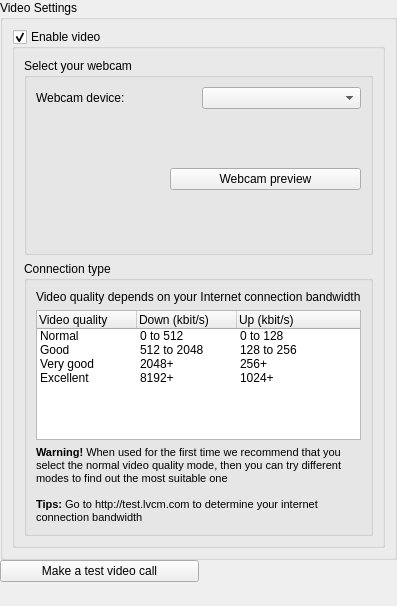
First picture: the form in wengophone/src/presentation/qt/config/VideoSettings.ui, repository tkrotoff/WengoPhone, before the edit.
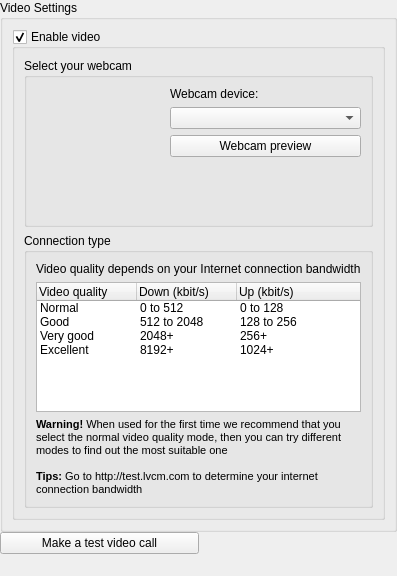
Second picture: the form after the edit.

Commit message: More work on configuration panels

What changed in the file:
```diff
--- a/wengophone/src/presentation/qt/config/VideoSettings.ui
+++ b/wengophone/src/presentation/qt/config/VideoSettings.ui
@@ -9,7 +9,7 @@
     <x>0</x>
     <y>0</y>
     <width>355</width>
-    <height>606</height>
+    <height>576</height>
    </rect>
   </property>
   <layout class="QGridLayout" >
@@ -61,15 +61,20 @@
             <property name="spacing" >
              <number>6</number>
             </property>
-            <item row="1" column="0" >
-             <layout class="QGridLayout" >
-              <property name="margin" >
-               <number>0</number>
+            <item row="3" column="1" >
+             <spacer>
+              <property name="orientation" >
+               <enum>Qt::Vertical</enum>
               </property>
-              <property name="spacing" >
-               <number>6</number>
+              <property name="sizeHint" >
+               <size>
+                <width>20</width>
+                <height>40</height>
+               </size>
               </property>
-              <item row="0" column="0" >
+             </spacer>
+            </item>
+            <item rowspan="4" row="0" column="0" >
                <widget class="QLabel" name="webcamPreviewLabel" >
                 <property name="minimumSize" >
                  <size>
@@ -85,36 +90,24 @@
                 </property>
                </widget>
               </item>
-              <item row="0" column="1" >
+            <item row="2" column="1" >
                <widget class="QPushButton" name="webcamPreviewButton" >
                 <property name="text" >
                  <string>Webcam preview</string>
                 </property>
                </widget>
               </item>
-             </layout>
-            </item>
-            <item row="0" column="0" >
-             <layout class="QHBoxLayout" >
-              <property name="margin" >
-               <number>0</number>
-              </property>
-              <property name="spacing" >
-               <number>6</number>
-              </property>
-              <item>
+            <item row="0" column="1" >
                <widget class="QLabel" name="label_3" >
                 <property name="text" >
                  <string>Webcam device:</string>
                 </property>
                </widget>
               </item>
-              <item>
+            <item row="1" column="1" >
                <widget class="QComboBox" name="webcamDeviceComboBox" />
               </item>
              </layout>
-            </item>
-           </layout>
           </widget>
          </item>
          <item row="1" column="0" >
@@ -222,9 +215,6 @@
               <property name="text" >
                <string>&lt;html>&lt;head>&lt;meta name="qrichtext" content="1" />&lt;/head>&lt;body style=" white-space: pre-wrap; font-family:MS Shell Dlg; font-size:8.25pt; font-weight:400; font-style:normal; text-decoration:none;">&lt;p style=" margin-top:0px; margin-bottom:0px; margin-left:0px; margin-right:0px; -qt-block-indent:0; text-indent:0px; font-size:8pt;">&lt;span style=" font-weight:600;">Warning!&lt;/span> When used for the first time we recommend that you select the normal video quality mode, then you can try different modes to find out the most suitable one&lt;/p>&lt;p style="-qt-paragraph-type:empty; margin-top:0px; margin-bottom:0px; margin-left:0px; margin-right:0px; -qt-block-indent:0; text-indent:0px; font-size:8pt;">&lt;/p>&lt;p style=" margin-top:0px; margin-bottom:0px; margin-left:0px; margin-right:0px; -qt-block-indent:0; text-indent:0px; font-size:8pt; font-weight:600;">Tips: &lt;span style=" font-weight:400;">Go to http://test.lvcm.com to determine your internet connection bandwidth&lt;/span>&lt;/p>&lt;/body>&lt;/html></string>
               </property>
-              <property name="alignment" >
-               <set>Qt::AlignLeading|Qt::AlignLeft|Qt::AlignTop</set>
-              </property>
               <property name="wordWrap" >
                <bool>true</bool>
               </property>
```
Lines whose indentation alone changed are shown as unchanged. The commit also changes 7 other files.
